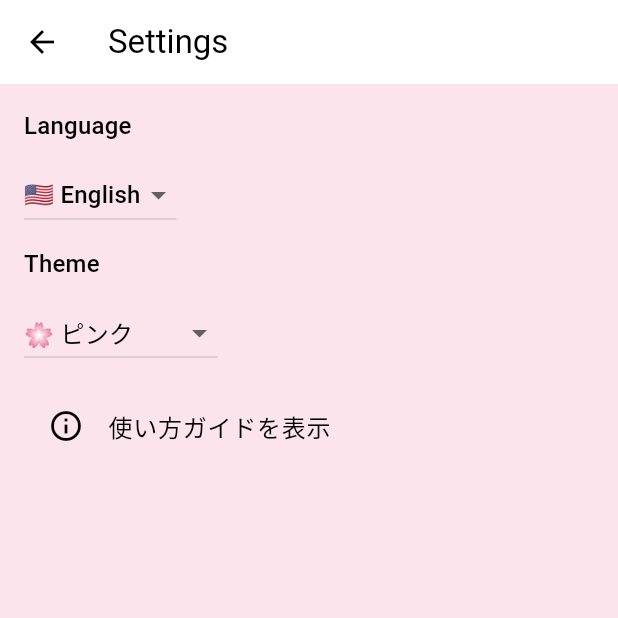
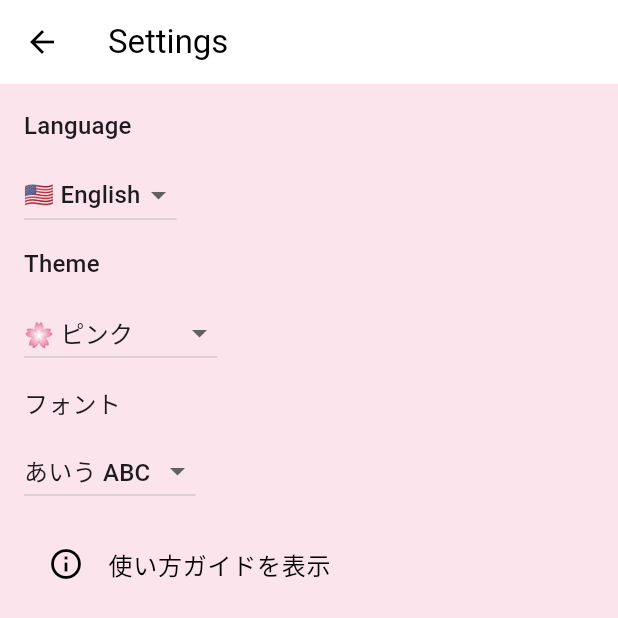
Before and after one commit to Ta813/nakimemo, a Flutter app: the SettingsScreen screen opened directly, on a phone screen of 412 x 824 dp. Shown: the top 618 px of the screen. Run offline on Flutter 3.47's test engine with Material 3 defaults, Android fonts, the phone set to English and light mode, and no system bars; our stand-ins replace fl_chart, flutter_dotenv, font_awesome_flutter, google_fonts, google_mobile_ads, in_app_purchase and 3 more; missing offline and left inert: home_widget; accounts and stored records are empty; generated files the repository leaves out were written again; Roboto replaces fonts that are missing (Mochiy Pop One).

Commit message:
フォントを変更。 アイコンも変更。

```diff
--- a/lib/screens/settings_screen.dart
+++ b/lib/screens/settings_screen.dart
@@ -6,6 +6,8 @@ import '../l10n/l10n.dart';
 import '../setting/theme_provider.dart';
 import '../setting/app_themes.dart';
 import '../screens/intro_screen.dart';
+import '../setting/font_provider.dart';
+import 'package:google_fonts/google_fonts.dart';
 
 class SettingsScreen extends StatelessWidget {
   @override
@@ -15,6 +17,19 @@ class SettingsScreen extends StatelessWidget {
 
     final themeProvider = Provider.of<ThemeProvider>(context);
     final currentTheme = themeProvider.theme;
+
+    final fontProvider = Provider.of<FontProvider>(context);
+    final currentFont = fontProvider.selectedFont;
+
+    final fontOptions = [
+      'Mochiy Pop One',
+      'Kosugi Maru',
+      'Yusei Magic',
+      'RocknRoll One',
+      'Roboto',
+      'Poppins',
+      'Pacifico',
+    ];
 
     return Scaffold(
       appBar: AppBar(
@@ -62,6 +77,23 @@ class SettingsScreen extends StatelessWidget {
               }).toList(),
             ),
             SizedBox(height: 10),
+            Text("フォント", style: Theme.of(context).textTheme.titleMedium),
+            SizedBox(height: 10),
+            DropdownButton<String>(
+              value: currentFont,
+              onChanged: (String? font) {
+                if (font != null) {
+                  fontProvider.setFont(font);
+                }
+              },
+              items: fontOptions.map((font) {
+                return DropdownMenuItem<String>(
+                  value: font,
+                  child: Text('あいう ABC', style: GoogleFonts.getFont(font)),
+                );
+              }).toList(),
+            ),
+            SizedBox(height: 10),
             ListTile(
               leading: const Icon(Icons.info_outline),
               title: const Text('使い方ガイドを表示'),
--- /dev/null
+++ b/lib/setting/font_provider.dart
@@ -0,0 +1,26 @@
+import 'package:flutter/material.dart';
+import 'package:shared_preferences/shared_preferences.dart';
+
+class FontProvider with ChangeNotifier {
+  static const _key = 'selectedFont';
+  String _selectedFont = 'Mochiy Pop One';
+
+  String get selectedFont => _selectedFont;
+
+  FontProvider() {
+    _loadFont();
+  }
+
+  Future<void> _loadFont() async {
+    final prefs = await SharedPreferences.getInstance();
+    _selectedFont = prefs.getString(_key) ?? 'Mochiy Pop One';
+    notifyListeners();
+  }
+
+  Future<void> setFont(String font) async {
+    final prefs = await SharedPreferences.getInstance();
+    _selectedFont = font;
+    await prefs.setString(_key, font);
+    notifyListeners();
+  }
+}
--- a/pubspec.yaml
+++ b/pubspec.yaml
@@ -29,6 +29,7 @@ dependencies:
   google_mobile_ads: ^4.0.0
   intro_slider: ^3.0.10
   in_app_purchase: ^3.1.5
+  google_fonts: ^4.0.4
 
 flutter:
   uses-material-design: true
```
Also changed, not shown: lib/main.dart (+12 -2 lines), pubspec.lock, 3 other files.
